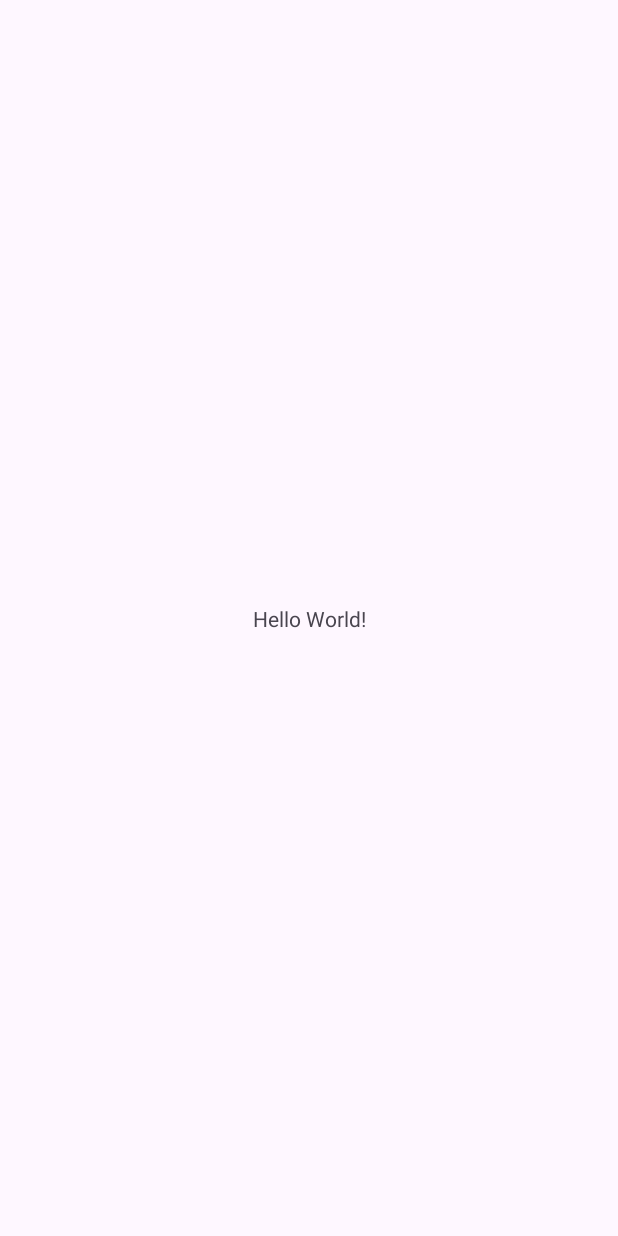
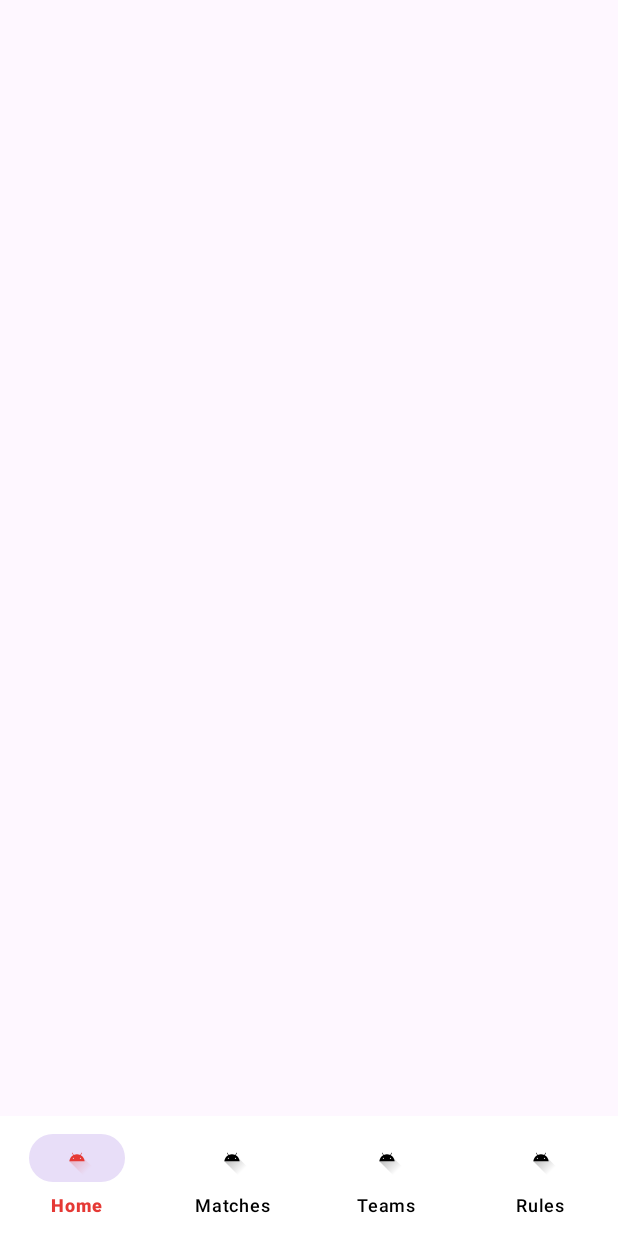
Before and after one commit to anusha122003/Volnet, an Android app: the screen it shows after launch (MainActivity), on a phone screen of 412 x 824 dp. Before the commit the screen is almost empty. Run offline under Robolectric (Android 15) with nearby library versions, the phone set to English and light mode, and no system bars.

Commit message:
navigation bar added

```diff
--- /dev/null
+++ b/app/src/main/res/color/nav_item_color.xml
@@ -0,0 +1,7 @@
+<?xml version="1.0" encoding="utf-8"?>
+<selector xmlns:android="http://schemas.android.com/apk/res/android">
+    <!-- When the item is selected -->
+    <item android:color="#E53935" android:state_checked="true" />
+    <!-- Default (not selected) -->
+    <item android:color="@android:color/black" />
+</selector>
--- /dev/null
+++ b/app/src/main/res/color/nav_item_text_color.xml
@@ -0,0 +1,7 @@
+<?xml version="1.0" encoding="utf-8"?>
+<selector xmlns:android="http://schemas.android.com/apk/res/android">
+    <!-- When the item is selected -->
+    <item android:color="#E53935" android:state_checked="true" />
+    <!-- Default (not selected) -->
+    <item android:color="@android:color/black" />
+</selector>
--- a/app/src/main/res/layout/activity_main.xml
+++ b/app/src/main/res/layout/activity_main.xml
@@ -7,13 +7,18 @@
     android:layout_height="match_parent"
     tools:context=".MainActivity">
 
-    <TextView
-        android:layout_width="wrap_content"
+    <com.google.android.material.bottomnavigation.BottomNavigationView
+        android:id="@+id/bottom_navigation_bar"
+        android:layout_width="0dp"
         android:layout_height="wrap_content"
-        android:text="Hello World!"
+        android:background="@android:color/white"
+        app:itemIconTint="@color/nav_item_color"
+        app:itemTextColor="@color/nav_item_text_color"
+        app:menu="@menu/bottom_nav_menu"
+        app:labelVisibilityMode="labeled"
         app:layout_constraintBottom_toBottomOf="parent"
-        app:layout_constraintEnd_toEndOf="parent"
         app:layout_constraintStart_toStartOf="parent"
-        app:layout_constraintTop_toTopOf="parent" />
+        app:layout_constraintEnd_toEndOf="parent"/>
+
 
 </androidx.constraintlayout.widget.ConstraintLayout>
--- /dev/null
+++ b/app/src/main/res/menu/bottom_nav_menu.xml
@@ -0,0 +1,24 @@
+<?xml version="1.0" encoding="utf-8"?>
+<menu xmlns:android="http://schemas.android.com/apk/res/android">
+
+    <item
+        android:id="@+id/nav_home"
+        android:icon="@drawable/ic_launcher_foreground"
+        android:title="Home" />
+
+    <item
+        android:id="@+id/nav_matches"
+        android:icon="@drawable/ic_launcher_foreground"
+        android:title="Matches" />
+
+    <item
+        android:id="@+id/nav_teams"
+        android:icon="@drawable/ic_launcher_foreground"
+        android:title="Teams" />
+
+    <item
+        android:id="@+id/nav_rules"
+        android:icon="@drawable/ic_launcher_foreground"
+        android:title="Rules" />
+
+</menu>
--- a/app/src/main/res/values/colors.xml
+++ b/app/src/main/res/values/colors.xml
@@ -2,4 +2,5 @@
 <resources>
     <color name="black">#FF000000</color>
     <color name="white">#FFFFFFFF</color>
+    <color name="red">#E53935</color>
 </resources>
```
